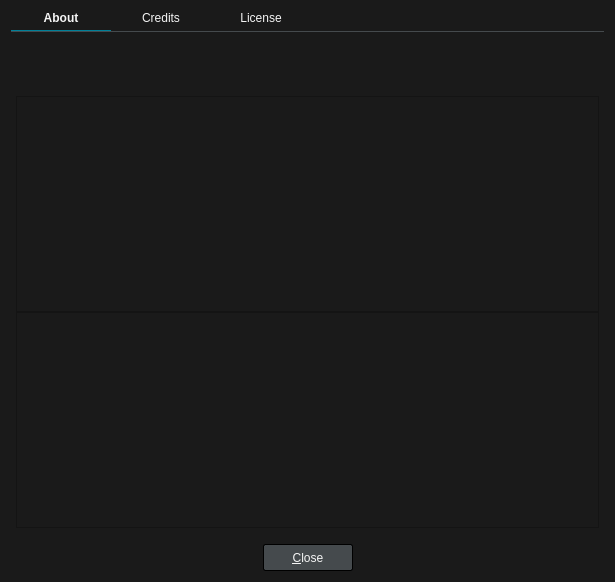
Old version of the form src/splayer/ui/aboutdialog.ui in the repository cloudskytian/sugoi-player-deprecated.
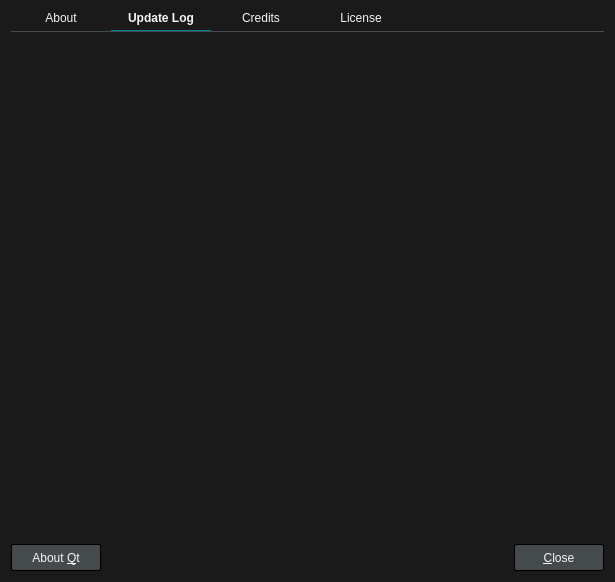
New version of the form. The open tabs and pages were chosen to show the change. Icons and pictures are not drawn.

What changed in the file:
```diff
--- a/src/splayer/ui/aboutdialog.ui
+++ b/src/splayer/ui/aboutdialog.ui
@@ -20,10 +20,6 @@
 	color: whitesmoke;
 }
 
-#versionLabel {
-	font-size: 26px;
-}
-
 /* QPushButton */
 
 QPushButton {
@@ -210,6 +206,38 @@
        </item>
       </layout>
      </widget>
+     <widget class="QWidget" name="tab_4">
+      <attribute name="title">
+       <string>Update Log</string>
+      </attribute>
+      <layout class="QVBoxLayout" name="verticalLayout_5">
+       <property name="spacing">
+        <number>0</number>
+       </property>
+       <property name="leftMargin">
+        <number>5</number>
+       </property>
+       <property name="topMargin">
+        <number>5</number>
+       </property>
+       <property name="rightMargin">
+        <number>5</number>
+       </property>
+       <property name="bottomMargin">
+        <number>5</number>
+       </property>
+       <item>
+        <widget class="QTextBrowser" name="updateLogText">
+         <property name="frameShape">
+          <enum>QFrame::NoFrame</enum>
+         </property>
+         <property name="openExternalLinks">
+          <bool>true</bool>
+         </property>
+        </widget>
+       </item>
+      </layout>
+     </widget>
      <widget class="QWidget" name="tab_2">
       <attribute name="title">
        <string>Credits</string>
@@ -272,6 +300,13 @@
    </item>
    <item>
     <layout class="QHBoxLayout" name="horizontalLayout_2">
+     <item>
+      <widget class="QPushButton" name="aboutQtButton">
+       <property name="text">
+        <string>About &amp;Qt</string>
+       </property>
+      </widget>
+     </item>
      <item>
       <spacer name="horizontalSpacer">
        <property name="orientation">
@@ -295,19 +330,6 @@
        </property>
       </widget>
      </item>
-     <item>
-      <spacer name="horizontalSpacer_2">
-       <property name="orientation">
-        <enum>Qt::Horizontal</enum>
-       </property>
-       <property name="sizeHint" stdset="0">
-        <size>
-         <width>40</width>
-         <height>20</height>
-        </size>
-       </property>
-      </spacer>
-     </item>
     </layout>
    </item>
   </layout>
```
Left out of the diff: 9 changed lines with no effect on the pictures.
